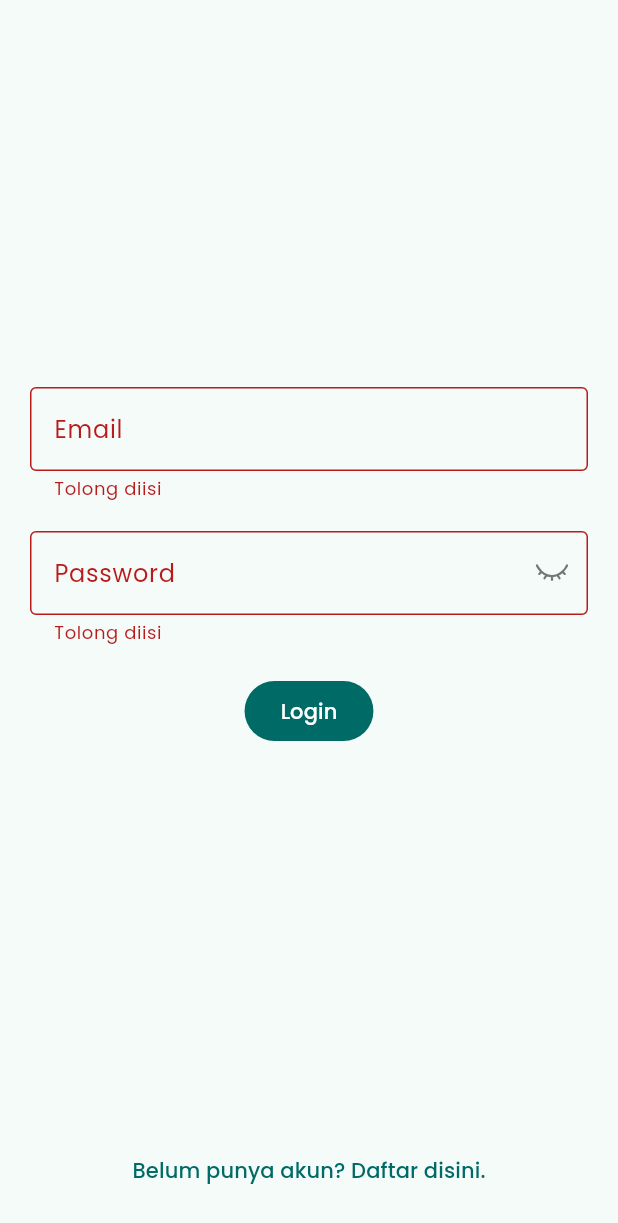
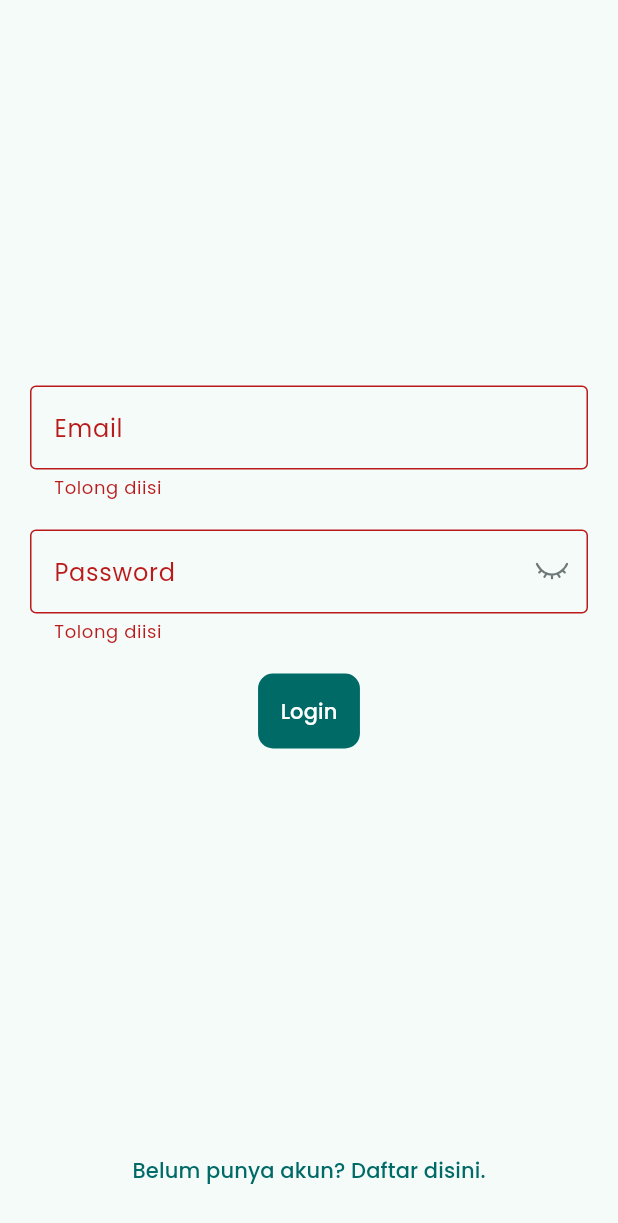
Before and after one commit to roviearo/simple_cashier_app, a Flutter app: the screen it shows after launch, after a tap on "Login", on a phone screen of 412 x 824 dp. Shown: the top 1223 px of the screen. Run offline on Flutter 3.47's test engine with Material 3 defaults, Android fonts, the phone set to English and light mode, and no system bars; drawn by our look-alikes of keyboard_dismisser; our stand-ins replace connectivity_plus, dartz, envied, equatable, flutter_bloc, flutter_secure_storage and 6 more; missing offline and left inert: const_date_time; accounts and stored records are empty; generated files the repository leaves out were written again.

```diff
--- a/lib/core/utils/constants.dart
+++ b/lib/core/utils/constants.dart
@@ -1,3 +1,4 @@
 class Constants {
   static String accessToken = 'access_token';
+  static String dbName = 'local';
 }
--- a/lib/main.dart
+++ b/lib/main.dart
@@ -54,6 +54,27 @@ class MainApp extends StatelessWidget {
           iconTheme: IconThemeData(
             color: lightColorScheme.primary,
           ),
+          filledButtonTheme: FilledButtonThemeData(
+            style: ButtonStyle(
+                shape: WidgetStatePropertyAll<RoundedRectangleBorder>(
+                  RoundedRectangleBorder(
+                    borderRadius: BorderRadius.circular(10),
+                  ),
+                ),
+                padding: const WidgetStatePropertyAll<EdgeInsets>(
+                    EdgeInsets.all(15))),
+          ),
+          outlinedButtonTheme: OutlinedButtonThemeData(
+            style: ButtonStyle(
+              shape: WidgetStatePropertyAll<RoundedRectangleBorder>(
+                RoundedRectangleBorder(
+                  borderRadius: BorderRadius.circular(10),
+                ),
+              ),
+              padding:
+                  const WidgetStatePropertyAll<EdgeInsets>(EdgeInsets.all(15)),
+            ),
+          ),
         ),
         darkTheme: ThemeData(
           colorScheme: darkColorScheme,
@@ -62,6 +83,27 @@ class MainApp extends StatelessWidget {
           iconTheme: IconThemeData(
             color: darkColorScheme.primary,
           ),
+          filledButtonTheme: FilledButtonThemeData(
+            style: ButtonStyle(
+                shape: WidgetStatePropertyAll<RoundedRectangleBorder>(
+                  RoundedRectangleBorder(
+                    borderRadius: BorderRadius.circular(10),
+                  ),
+                ),
+                padding: const WidgetStatePropertyAll<EdgeInsets>(
+                    EdgeInsets.all(15))),
+          ),
+          outlinedButtonTheme: OutlinedButtonThemeData(
+            style: ButtonStyle(
+              shape: WidgetStatePropertyAll<RoundedRectangleBorder>(
+                RoundedRectangleBorder(
+                  borderRadius: BorderRadius.circular(10),
+                ),
+              ),
+              padding:
+                  const WidgetStatePropertyAll<EdgeInsets>(EdgeInsets.all(15)),
+            ),
+          ),
         ),
       ),
     );
--- a/lib/src/authentication/domain/repository/authentication_repository.dart
+++ b/lib/src/authentication/domain/repository/authentication_repository.dart
@@ -1,4 +1,5 @@
 import 'package:simple_cashier_app/core/utils/typedef.dart';
+import 'package:sqflite/sqflite.dart';
 import 'package:supabase_flutter/supabase_flutter.dart' as supabase;
 
 abstract class AuthenticationRepository {
@@ -8,4 +9,6 @@ abstract class AuthenticationRepository {
   ResultFuture<supabase.User?> signUp(
       {required String email, required String password});
   ResultVoid signOut();
+  ResultFuture<Database> getLocalDatabase();
+  ResultFuture<Database> initDb();
 }
--- a/lib/src/authentication/presentation/view/splash_screen.dart
+++ b/lib/src/authentication/presentation/view/splash_screen.dart
@@ -1,6 +1,7 @@
 import 'package:flutter/material.dart';
 import 'package:flutter_bloc/flutter_bloc.dart';
 import 'package:simple_cashier_app/src/authentication/presentation/authentication/authentication_bloc.dart';
+import 'package:simple_cashier_app/src/category/presentation/cubits/list_category/list_category_cubit.dart';
 
 import '../../../../core/utils/router.dart';
 
@@ -12,11 +13,13 @@ class SplashScreen extends StatelessWidget {
     return BlocConsumer<AuthenticationBloc, AuthenticationState>(
       listener: (context, state) async {
         if (state is Authenticated) {
+          context.read<ListCategoryCubit>().getListCategory();
           await Future.delayed(const Duration(seconds: 3))
               .then((value) => router.goNamed('main'));
         } else if (state is OfflineAuthenticated) {
           ScaffoldMessenger.of(context).showSnackBar(
               const SnackBar(content: Text('Anda sedang dalam mode offline')));
+          context.read<ListCategoryCubit>().getListCategory();
           await Future.delayed(const Duration(seconds: 3))
               .then((value) => router.goNamed('main'));
         } else {
--- a/lib/src/category/data/datasources/category_remote_data_source.dart
+++ b/lib/src/category/data/datasources/category_remote_data_source.dart
@@ -18,7 +18,11 @@ class CategoryRemoteDataSrcImpl implements CategoryRemoteDataSource {
   @override
   Future<void> addCategory(String name) async {
     try {
-      await _supabaseClient.from('categories').insert({'name': name});
+      await _supabaseClient.from('categories').insert({
+        'name': name,
+        'created_at': DateTime.now().toIso8601String(),
+        'updated_at': DateTime.now().toIso8601String(),
+      });
     } on APIException catch (e) {
       throw APIException(message: e.message, statusCode: 505);
     }
--- a/pubspec.yaml
+++ b/pubspec.yaml
@@ -47,6 +47,7 @@ dependencies:
   flutter_secure_storage: ^4.2.1
   connectivity_plus: ^6.1.0
   const_date_time: ^1.1.0
+  sqflite: ^2.4.1
 
 dev_dependencies:
   flutter_test:
```
Also changed, not shown: lib/src/authentication/domain/usecases/get_local_database.dart (added, +13 -0 lines), lib/src/authentication/domain/usecases/init_db.dart (added, +15 -0 lines), lib/src/category/data/models/category_model.dart (+10 -6 lines), lib/src/category/domain/entities/category.dart (+5 -2 lines), lib/src/category/presentation/view/category_screen.dart (+38 -10 lines), pubspec.lock, 1 other file.
